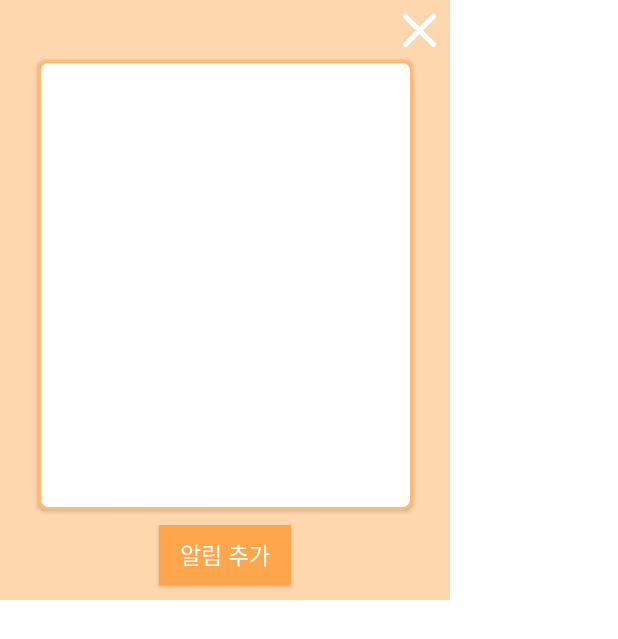
After one commit to SoojinY/AndroidAppProgramming, an Android app: the layout pop_add_alarm.xml on its own in the app's theme, with its tools: preview values and no code run, on a phone screen of 412 x 824 dp. The commit adds this screen. Shown: the top 639 px of the screen. Run offline under Robolectric (Android 15) with nearby library versions, the phone set to English and light mode, and no system bars; Roboto replaces fonts that are not available here.

Commit message:
알람 창 팝업

```diff
--- a/app/src/main/AndroidManifest.xml
+++ b/app/src/main/AndroidManifest.xml
@@ -29,6 +29,10 @@
             android:theme="@style/Theme.Memoyum.NoActionBar">
 
         </activity>
+        <activity
+            android:name=".PopupAlarm"
+            android:theme="@android:style/Theme.Dialog"/>
+
         <meta-data
             android:name="preloaded_fonts"
             android:resource="@array/preloaded_fonts" />
--- /dev/null
+++ b/app/src/main/res/drawable/button_stroke_orange2.xml
@@ -0,0 +1,8 @@
+<?xml version="1.0" encoding="utf-8"?>
+<shape xmlns:android="http://schemas.android.com/apk/res/android"
+    android:shape="rectangle">
+    <solid android:color="@color/white" />
+    <stroke android:color="@color/orange2"
+        android:width="2dp"/>
+    <corners android:radius="6sp"/>
+</shape>
--- /dev/null
+++ b/app/src/main/res/layout/pop_add_alarm.xml
@@ -0,0 +1,60 @@
+<?xml version="1.0" encoding="utf-8"?>
+<androidx.constraintlayout.widget.ConstraintLayout xmlns:android="http://schemas.android.com/apk/res/android"
+    xmlns:app="http://schemas.android.com/apk/res-auto"
+    xmlns:tools="http://schemas.android.com/tools"
+    tools:context=".PopupAlarm"
+    android:layout_width="300dp"
+    android:layout_height="400dp"
+    android:background="@color/orange3"
+    >
+    <ImageView
+        android:id="@+id/alarmExit"
+        android:layout_width="30dp"
+        android:layout_height="30dp"
+        android:rotation="45"
+        android:src="@drawable/plus"
+        app:layout_constraintEnd_toEndOf="parent"
+        app:layout_constraintTop_toTopOf="parent"
+        android:layout_margin="5dp"/>
+
+    <androidx.appcompat.widget.AppCompatButton
+        android:id="@+id/addAlarm"
+        android:layout_width="wrap_content"
+        android:layout_height="40dp"
+        android:layout_marginBottom="10dp"
+        android:background="@color/orange1"
+        android:text="알림 추가"
+        android:textColor="@color/white"
+        android:textSize="15sp"
+        app:layout_constraintBottom_toBottomOf="parent"
+        app:layout_constraintEnd_toEndOf="parent"
+        app:layout_constraintStart_toStartOf="parent" />
+
+    <LinearLayout
+        android:id="@+id/linearLayout"
+        android:layout_width="250dp"
+        android:layout_height="300dp"
+        android:layout_marginTop="40dp"
+        android:isScrollContainer="true"
+        android:orientation="vertical"
+        android:scrollbars="vertical"
+        app:layout_constraintEnd_toEndOf="parent"
+        app:layout_constraintStart_toStartOf="parent"
+        app:layout_constraintTop_toTopOf="parent">
+
+        <androidx.recyclerview.widget.RecyclerView
+            android:id="@+id/alarmLayout"
+            android:layout_width="match_parent"
+            android:layout_height="match_parent" />
+    </LinearLayout>
+    <android.widget.Button
+        android:clickable="false"
+        android:layout_width="250dp"
+        android:layout_height="300dp"
+        app:layout_constraintEnd_toEndOf="parent"
+        app:layout_constraintStart_toStartOf="parent"
+        app:layout_constraintTop_toTopOf="parent"
+        android:layout_marginTop="40dp"
+        android:background="@drawable/button_stroke_orange2"/>
+
+</androidx.constraintlayout.widget.ConstraintLayout>
--- a/app/src/main/res/layout/write_memo.xml
+++ b/app/src/main/res/layout/write_memo.xml
@@ -149,6 +149,7 @@
             android:text="방문" />
 
         <androidx.appcompat.widget.AppCompatButton
+            android:id="@+id/popPhoto"
             android:layout_width="wrap_content"
             android:layout_height="30dp"
             android:background="@drawable/button_orange1"
@@ -160,6 +161,7 @@
             android:paddingHorizontal="25dp" />
 
         <androidx.appcompat.widget.AppCompatButton
+            android:id="@+id/popAlarm"
             android:layout_width="wrap_content"
             android:layout_height="30dp"
             android:background="@drawable/button_orange1"
```
Also changed, not shown: app/src/main/java/com/example/memoyum/PopupAlarm.java (added, +34 -0 lines), app/src/main/java/com/example/memoyum/WriteMemo.java (+10 -0 lines), app/src/main/res/layout/alarm.xml (added, +43 -0 lines), app/src/main/res/drawable/minus.png (added), app/src/main/res/drawable/trash.png (added).
